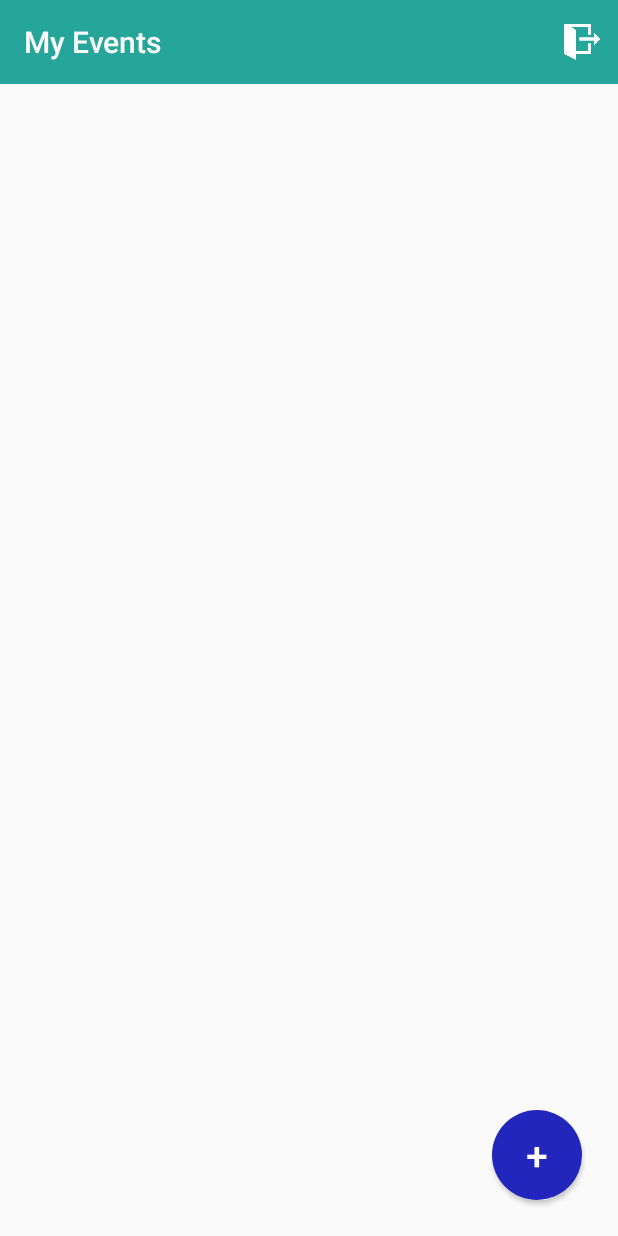
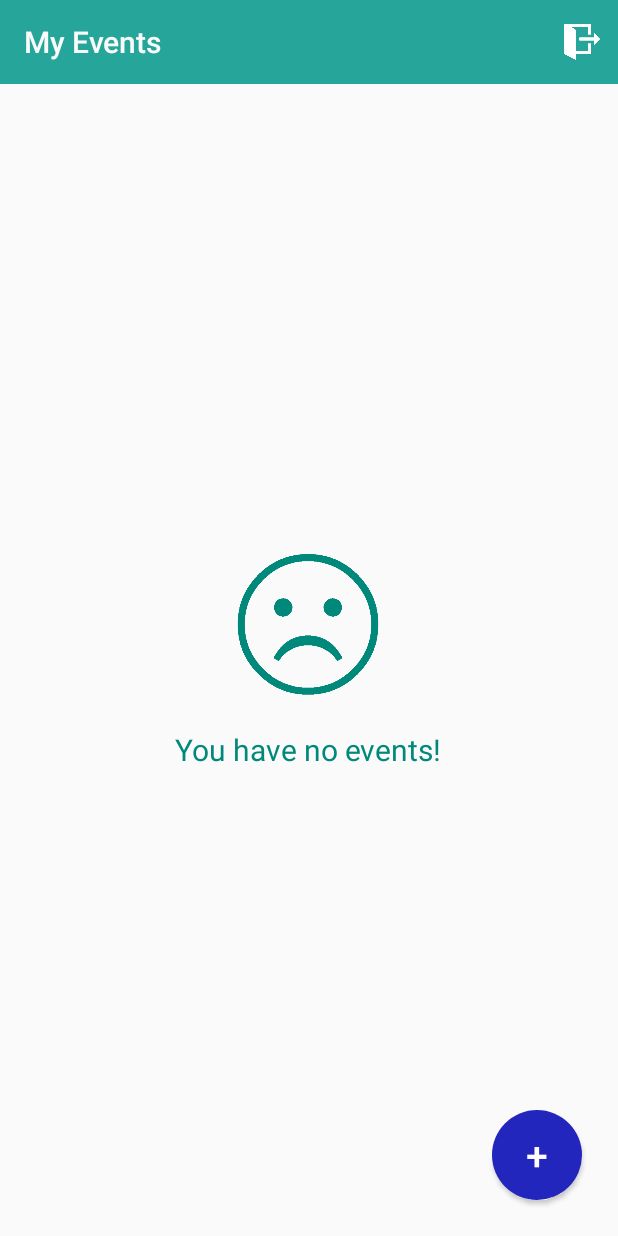
Before and after one commit to austinodell/Planit, an Android app: the Home screen opened directly, with no data from a screen before it, on a phone screen of 412 x 824 dp. Run offline under Robolectric (Android 15) with nearby library versions, the phone set to English and light mode, and no system bars; libraries missing offline, so code that uses them is left out: com.facebook, com.facebook.android, com.nostra13.universalimageloader, com.parse; 4 statements that could not run were skipped.

Commit message:
Check for No Events and display notification

```diff
--- a/app/src/main/java/edu/villanvoa/together/Home.java
+++ b/app/src/main/java/edu/villanvoa/together/Home.java
@@ -14,6 +14,8 @@ import android.view.MenuItem;
 import android.view.View;
 import android.widget.Button;
 import android.widget.GridView;
+import android.widget.LinearLayout;
+import android.widget.Toast;
 
 import com.facebook.Session;
 import com.facebook.android.Facebook;
@@ -86,8 +88,18 @@ public class Home extends ToolbarActivity implements GoogleApiClient.ConnectionC
 
         // Setup Adapter
         GridView gridView = (GridView) findViewById(R.id.container);
-        eventAdapter = new HomeGridAdapter(this, eventsList, imgLib);
-        gridView.setAdapter(eventAdapter);
+        LinearLayout sad_layout = (LinearLayout) findViewById(R.id.sad_layout);
+
+        if(eventsList.size() == 0) {
+            gridView.setVisibility(View.INVISIBLE);
+            sad_layout.setVisibility(View.VISIBLE);
+        } else {
+            gridView.setVisibility(View.VISIBLE);
+            sad_layout.setVisibility(View.INVISIBLE);
+
+            eventAdapter = new HomeGridAdapter(this, eventsList, imgLib);
+            gridView.setAdapter(eventAdapter);
+        }
 
         // Add New Event Button Setup
         Button new_event_btn = (Button) findViewById(R.id.new_event_btn);
@@ -111,6 +123,7 @@ public class Home extends ToolbarActivity implements GoogleApiClient.ConnectionC
 
                 // Populate Events List
                 addEventsFromParse(userFbId);
+                Toast.makeText(mContext,"Eventslist size: " + eventsList.size(),Toast.LENGTH_SHORT).show();
                 eventAdapter.addItems(eventsList);
 
                 eventAdapter.notifyDataSetChanged();
--- a/app/src/main/res/layout/activity_home.xml
+++ b/app/src/main/res/layout/activity_home.xml
@@ -29,9 +29,34 @@
                     android:verticalSpacing="0dp"
                     android:horizontalSpacing="0dp"
                     android:stretchMode="columnWidth"
+                    android:visibility="visible"
                     android:numColumns="2"/>
+
             </android.support.v4.widget.SwipeRefreshLayout>
 
+            <LinearLayout
+                android:id="@+id/sad_layout"
+                android:layout_width="wrap_content"
+                android:layout_height="wrap_content"
+                android:visibility="visible"
+                android:layout_centerInParent="true"
+                android:orientation="vertical">
+
+                <ImageView
+                    android:src="@drawable/frown"
+                    android:layout_gravity="center_horizontal"
+                    android:layout_width="100dp"
+                    android:layout_height="100dp" />
+
+                <TextView
+                    android:layout_width="wrap_content"
+                    android:layout_height="wrap_content"
+                    android:paddingTop="20dp"
+                    android:text="You have no events!"
+                    android:textSize="20sp"
+                    android:textColor="@color/colorPrimaryDark" />
+
+            </LinearLayout>
 
             <Button
                 android:layout_width="60dp"
@@ -48,6 +73,4 @@
 
         </RelativeLayout>
 
-
-
 </LinearLayout>
```
Also changed, not shown: app/src/main/res/drawable/frown.png (added). Lines whose indentation alone changed are shown as unchanged.
